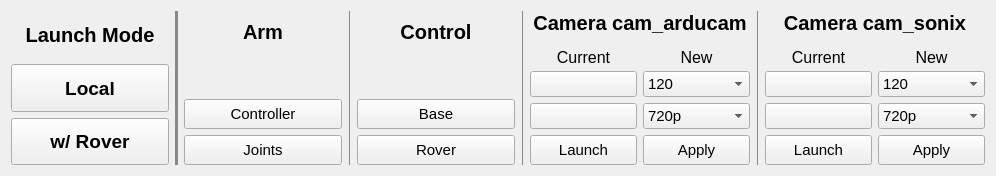
Qt form rover_launch_control/resource/rover_launch_control.ui (robotique-udes/rover) before a commit.
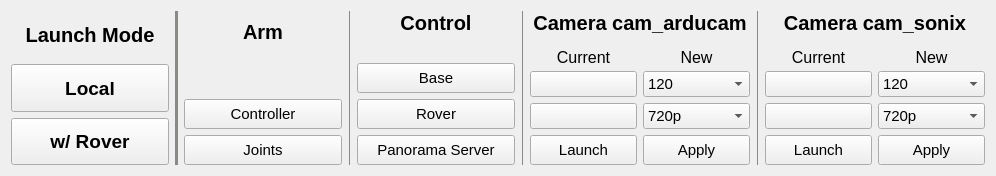
The same form after that commit.

Commit message: Added panorama to launch control ui

```diff
--- a/rover_launch_control/resource/rover_launch_control.ui
+++ b/rover_launch_control/resource/rover_launch_control.ui
@@ -1256,6 +1256,49 @@
              </property>
             </widget>
            </item>
+           <item>
+            <widget class="QPushButton" name="pb_panorama_server">
+             <property name="sizePolicy">
+              <sizepolicy hsizetype="Minimum" vsizetype="Fixed">
+               <horstretch>0</horstretch>
+               <verstretch>0</verstretch>
+              </sizepolicy>
+             </property>
+             <property name="minimumSize">
+              <size>
+               <width>0</width>
+               <height>30</height>
+              </size>
+             </property>
+             <property name="cursor">
+              <cursorShape>PointingHandCursor</cursorShape>
+             </property>
+             <property name="text">
+              <string>Panorama Server</string>
+             </property>
+             <property name="iconSize">
+              <size>
+               <width>16</width>
+               <height>16</height>
+              </size>
+             </property>
+             <property name="checkable">
+              <bool>false</bool>
+             </property>
+             <property name="checked">
+              <bool>false</bool>
+             </property>
+             <property name="autoDefault">
+              <bool>false</bool>
+             </property>
+             <property name="default">
+              <bool>false</bool>
+             </property>
+             <property name="flat">
+              <bool>false</bool>
+             </property>
+            </widget>
+           </item>
           </layout>
          </item>
         </layout>
```
The commit also changes 1 other file.
